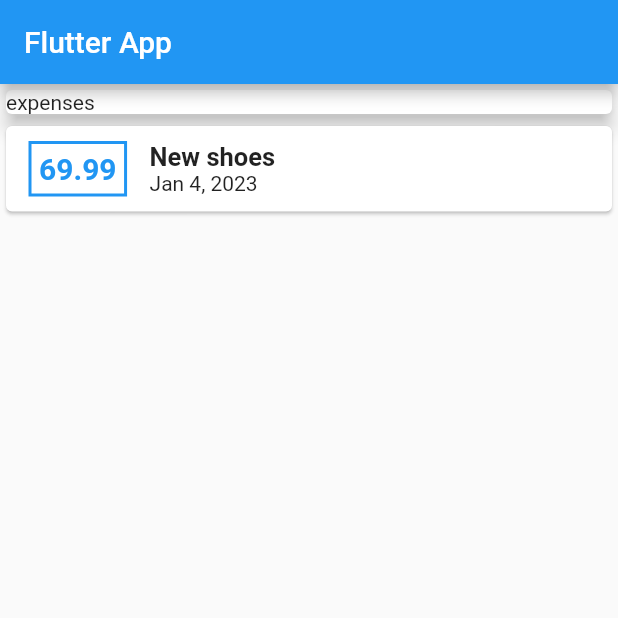
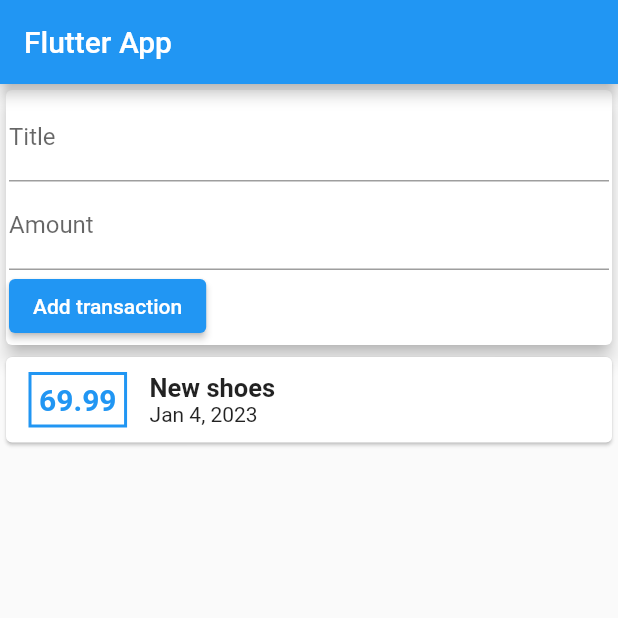
Before and after one commit to AlessandroDodi/personal_expenses_flutter_app, a Flutter app: the screen it shows after launch, on a phone screen of 412 x 824 dp, the top half of it. Run offline on Flutter 3.47's test engine with Material 2 defaults, Android fonts, the phone set to English and light mode, and no system bars.

Commit message:
Add form

```diff
--- a/lib/main.dart
+++ b/lib/main.dart
@@ -1,10 +1,14 @@
+// ignore_for_file: prefer_const_constructors
+
 import 'package:flutter/material.dart';
 import 'package:intl/intl.dart';
 import './transaction.dart';
 
-void main() => runApp(MyApp());
+void main() => runApp(const MyApp());
 
 class MyApp extends StatelessWidget {
+  const MyApp({super.key});
+
   @override
   Widget build(BuildContext context) {
     return MaterialApp(
@@ -19,6 +23,8 @@ class MyHomePage extends StatelessWidget {
     Transaction(
         id: 't1', title: 'New shoes', amount: 69.99, date: DateTime.now())
   ];
+
+  MyHomePage({super.key});
   @override
   Widget build(BuildContext context) {
     return Scaffold(
@@ -28,25 +34,39 @@ class MyHomePage extends StatelessWidget {
       body: Column(
         children: [
           Card(
-            child: Container(child: Text('expenses'), width: double.infinity),
-            elevation: 5,
-          ),
+              elevation: 5,
+              child: Container(
+                padding: EdgeInsets.all(2),
+                child: Column(
+                  crossAxisAlignment: CrossAxisAlignment.start,
+                  children: [
+                    TextField(
+                      decoration: InputDecoration(labelText: "Title"),
+                    ),
+                    TextField(
+                      decoration: InputDecoration(labelText: "Amount"),
+                    ),
+                    ElevatedButton(
+                        onPressed: () {}, child: Text('Add transaction'))
+                  ],
+                ),
+              )),
           Column(
             children: transactions
                 .map((tx) => Card(
                         child: Row(children: [
                       Container(
-                          margin: EdgeInsets.symmetric(
+                          margin: const EdgeInsets.symmetric(
                               vertical: 10, horizontal: 15),
                           decoration: BoxDecoration(
                               border: Border.all(
                             color: Colors.blue,
                             width: 2,
                           )),
-                          padding: EdgeInsets.all(5),
+                          padding: const EdgeInsets.all(5),
                           child: Text(
                             tx.amount.toString(),
-                            style: TextStyle(
+                            style: const TextStyle(
                                 fontWeight: FontWeight.bold,
                                 fontSize: 20,
                                 color: Colors.blue),
@@ -56,7 +76,7 @@ class MyHomePage extends StatelessWidget {
                         children: [
                           Text(
                             tx.title,
-                            style: TextStyle(
+                            style: const TextStyle(
                                 fontSize: 17, fontWeight: FontWeight.bold),
                           ),
                           Text(DateFormat.yMMMd().format(tx.date)),
```
